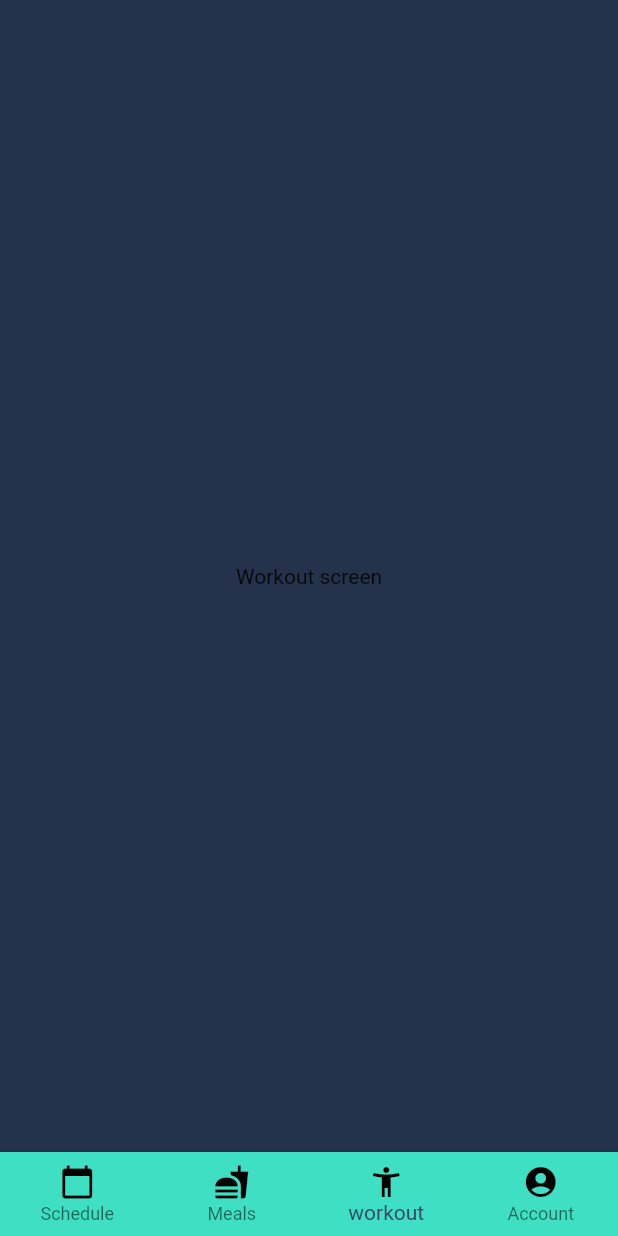
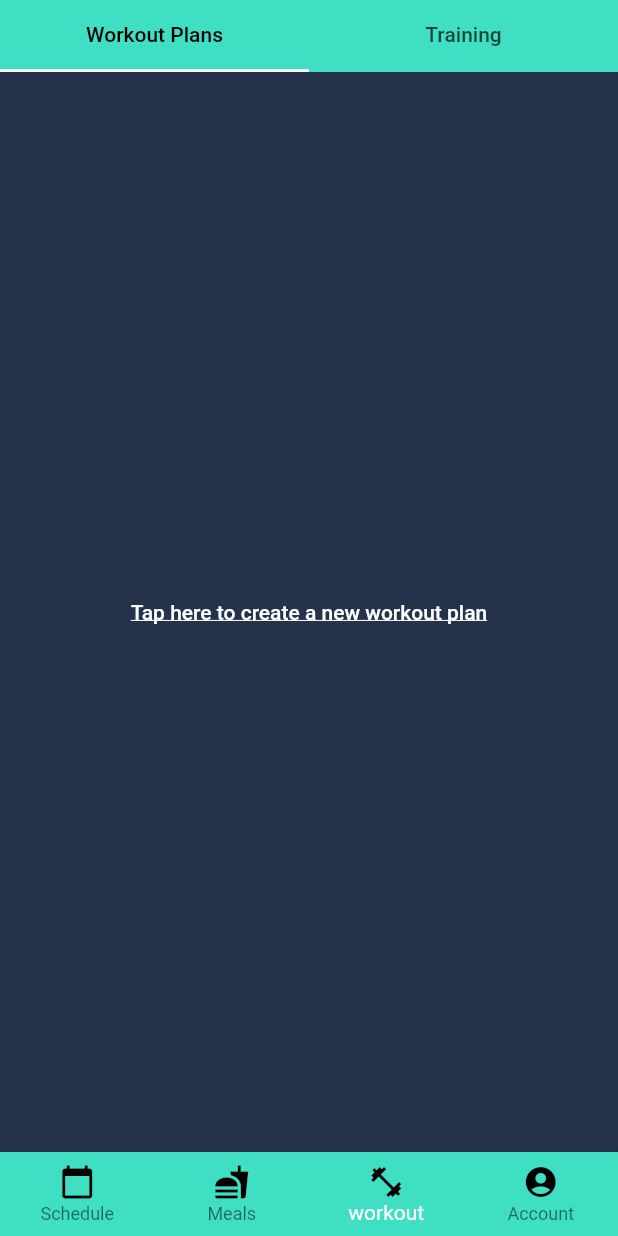
Before and after one commit to N3RDCLASH/lifft, a Flutter app: the screen it shows after launch, item 3 of the bottom bar chosen, on a phone screen of 412 x 824 dp. Run offline on Flutter 3.47's test engine with Material 2 defaults, Android fonts, the phone set to English and light mode, and no system bars.

Commit message:
Created tabs for plans and training

```diff
--- a/lib/main.dart
+++ b/lib/main.dart
@@ -1,11 +1,10 @@
 import 'package:flutter/material.dart';
+import './screens/create_workout_screen.dart';
 import './screens/home_screen.dart';
 
 void main() => runApp(MyApp());
 
 class MyApp extends StatefulWidget {
-  static const String _title = 'LIFFT';
-
   @override
   _MyAppState createState() => _MyAppState();
 }
@@ -14,8 +13,11 @@ class _MyAppState extends State<MyApp> {
   @override
   Widget build(BuildContext context) {
     return MaterialApp(
-      title: MyApp._title,
+      title: "LIFFT",
       home: Home(),
+      routes: {
+        '/create_workout': (context) => CreateWorkout(),
+      },
     );
   }
 }
--- /dev/null
+++ b/lib/screens/create_workout_screen.dart
@@ -0,0 +1,13 @@
+import 'package:flutter/material.dart';
+
+class CreateWorkout extends StatelessWidget {
+  @override
+  Widget build(BuildContext context) {
+    return Scaffold(
+      appBar: AppBar(
+        title: Text('Create workout'),
+      ),
+      body: Text("create workout screen"),
+    );
+  }
+}
--- a/lib/screens/home_screen.dart
+++ b/lib/screens/home_screen.dart
@@ -36,7 +36,7 @@ class _HomeState extends State<Home> {
       bottomNavigationBar: BottomNavigationBar(
         backgroundColor: const Color(0xff3edfc2),
         type: BottomNavigationBarType.fixed,
-        items: const <BottomNavigationBarItem>[
+        items: <BottomNavigationBarItem>[
           BottomNavigationBarItem(
             icon: Icon(Icons.calendar_today, color: black_color),
             title: Text('Schedule', style: TextStyle(color: black_color)),
@@ -46,7 +46,7 @@ class _HomeState extends State<Home> {
             title: Text('Meals', style: TextStyle(color: black_color)),
           ),
           BottomNavigationBarItem(
-            icon: Icon(Icons.accessibility_new, color: black_color),
+            icon: Icon(Icons.fitness_center, color: black_color),
             title: Text('workout', style: TextStyle(color: black_color)),
           ),
           BottomNavigationBarItem(
@@ -55,7 +55,7 @@ class _HomeState extends State<Home> {
           ),
         ],
         currentIndex: _selectedIndex,
-        selectedItemColor: const Color(0xff384962),
+        selectedItemColor: Colors.white,
         onTap: _onItemTapped,
       ),
     );
--- /dev/null
+++ b/lib/screens/training_screen.dart
@@ -0,0 +1,10 @@
+import 'package:flutter/material.dart';
+
+class Training extends StatelessWidget {
+  @override
+  Widget build(BuildContext context) {
+    return Container(
+      child: Icon(Icons.directions_transit),
+    );
+  }
+}
--- /dev/null
+++ b/lib/screens/workout_plans_screen.dart
@@ -0,0 +1,22 @@
+import 'package:flutter/material.dart';
+
+class WorkoutPlan extends StatelessWidget {
+  @override
+  Widget build(BuildContext context) {
+    return Container(
+      child: RaisedButton(
+        color: const Color(0xff24324b),
+        child: Text(
+          'Tap here to create a new workout plan',
+          style: TextStyle(
+            color: Colors.white,
+            decoration: TextDecoration.underline,
+          ),
+        ),
+        onPressed: () {
+          Navigator.pushNamed(context, '/create_workout');
+        },
+      ),
+    );
+  }
+}
--- a/lib/screens/workout_screen.dart
+++ b/lib/screens/workout_screen.dart
@@ -1,10 +1,37 @@
 import 'package:flutter/material.dart';
+import './training_screen.dart';
+import './workout_plans_screen.dart';
 
 class Workout extends StatelessWidget {
   @override
   Widget build(BuildContext context) {
-    return Container(
-      child: Text('Workout screen'),
+    return DefaultTabController(
+      length: 2,
+      child: Scaffold(
+        backgroundColor: const Color(0xff24324b),
+        appBar: PreferredSize(
+          preferredSize: Size.fromHeight(kToolbarHeight),
+          child: Container(
+            color: const Color(0xff3edfc2),
+            child: SafeArea(
+              child: TabBar(
+                indicatorColor: Colors.white,
+                labelColor: Colors.black,
+                tabs: [
+                  Tab(child: Text("Workout Plans")),
+                  Tab(child: Text("Training")),
+                ],
+              ),
+            ),
+          ),
+        ),
+        body: TabBarView(
+          children: [
+            WorkoutPlan(),
+            Training(),
+          ],
+        ),
+      ),
     );
   }
 }
```
